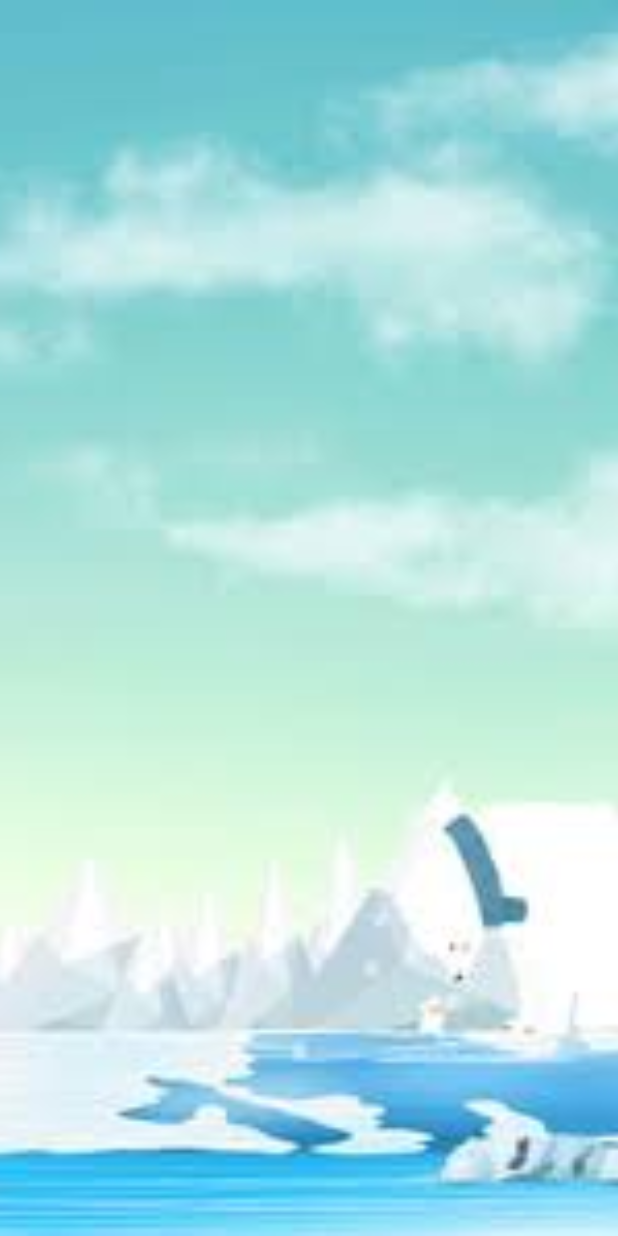
After one commit to edisaputra85/flutter_login_r04, a Flutter app: the Dashboard screen opened by its route, on a phone screen of 412 x 824 dp. The commit adds this screen. Run offline on Flutter 3.47's test engine with Material 2 defaults, Android fonts, the phone set to English and light mode, and no system bars; our stand-ins replace sqflite; accounts and stored records are empty.

Commit message:
tambah file dashboard.dart tambahkan navigasi ke dashboard pada saat login sukses tambahkan route dashboard pada main

```diff
--- /dev/null
+++ b/flutter_login_r04/lib/dashboard.dart
@@ -0,0 +1,23 @@
+import 'package:flutter/material.dart';
+import 'package:flutter_login_r04/dbhelper.dart';
+
+class Dashboard extends StatefulWidget {
+  @override
+  _DashboardState createState() => _DashboardState();
+}
+
+class _DashboardState extends State<Dashboard> {
+  @override
+  Widget build(BuildContext context) {
+    return Scaffold(
+      body: Container(
+        constraints: BoxConstraints.expand(),
+        // is used to create container full screen with filled content.
+        decoration: BoxDecoration(
+          image: DecorationImage(
+              image: AssetImage('images/background.jpg'), fit: BoxFit.cover),
+        ),
+      ),
+    );
+  }
+}
--- a/flutter_login_r04/lib/login.dart
+++ b/flutter_login_r04/lib/login.dart
@@ -96,6 +96,7 @@ class _LoginState extends State<Login> {
                                         SnackBar(
                                             content: Text("Login sukses"),
                                             backgroundColor: Colors.green));
+                                    Navigator.pushNamed(context, '/dashboard');
                                   } else
                                     ScaffoldMessenger.of(context).showSnackBar(
                                         SnackBar(
--- a/flutter_login_r04/lib/main.dart
+++ b/flutter_login_r04/lib/main.dart
@@ -1,4 +1,5 @@
 import 'package:flutter/material.dart';
+import 'dashboard.dart';
 import 'login.dart';
 import 'register.dart';
 
@@ -19,6 +20,7 @@ class MyApp extends StatelessWidget {
         routes: {
           '/login': (context) => Login(),
           '/register': (context) => Register(),
+          '/dashboard': (context) => Dashboard(),
         });
   }
 }
```
